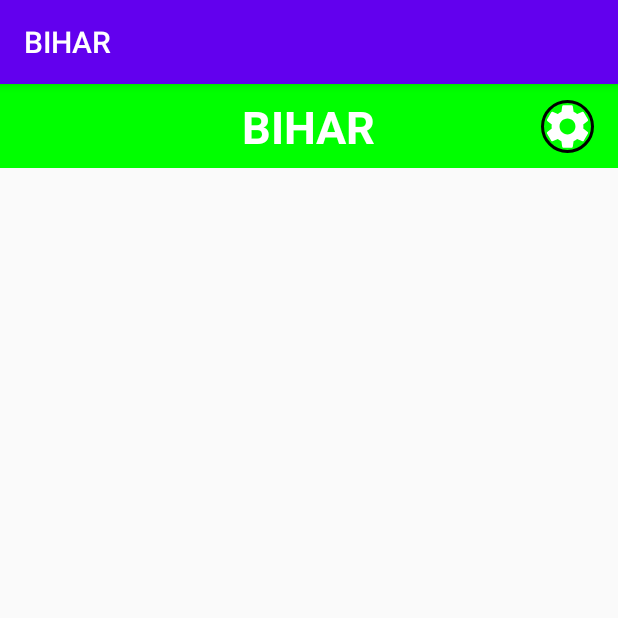
After one commit to CristianVM/BIHAR, an Android app: the fragment ToolBar shown on its own in the app's theme, on a phone screen of 412 x 824 dp, the top half of it. The commit adds this screen. Run offline under Robolectric (Android 15) with nearby library versions, the phone set to English and light mode, and no system bars; our stand-ins replace CircleImageView.

Commit message:
Creación del proyecto.

```diff
--- a/app/build.gradle
+++ b/app/build.gradle
@@ -28,7 +28,9 @@ dependencies {
 
     implementation 'androidx.appcompat:appcompat:1.1.0'
     implementation 'androidx.constraintlayout:constraintlayout:1.1.3'
+    implementation 'androidx.legacy:legacy-support-v4:1.0.0'
     testImplementation 'junit:junit:4.12'
     androidTestImplementation 'androidx.test.ext:junit:1.1.1'
     androidTestImplementation 'androidx.test.espresso:espresso-core:3.2.0'
+    implementation 'de.hdodenhof:circleimageview:3.1.0'
 }
--- /dev/null
+++ b/app/src/main/java/com/example/bihar/ToolBar.java
@@ -0,0 +1,35 @@
+package com.example.bihar;
+
+import android.os.Bundle;
+
+import androidx.fragment.app.Fragment;
+
+import android.view.LayoutInflater;
+import android.view.View;
+import android.view.ViewGroup;
+
+
+/**
+ * A simple {@link Fragment} subclass.
+ * Use the {@link ToolBar#newInstance} factory method to
+ * create an instance of this fragment.
+ */
+public class ToolBar extends Fragment {
+
+    public ToolBar() {
+        // Required empty public constructor
+    }
+
+
+    @Override
+    public void onCreate(Bundle savedInstanceState) {
+        super.onCreate(savedInstanceState);
+    }
+
+    @Override
+    public View onCreateView(LayoutInflater inflater, ViewGroup container,
+                             Bundle savedInstanceState) {
+        // Inflate the layout for this fragment
+        return inflater.inflate(R.layout.fragment_toolbar, container, false);
+    }
+}
--- /dev/null
+++ b/app/src/main/res/drawable/ic_settings.xml
@@ -0,0 +1,9 @@
+<vector xmlns:android="http://schemas.android.com/apk/res/android"
+    android:width="30dp"
+    android:height="30dp"
+    android:viewportWidth="24"
+    android:viewportHeight="24">
+  <path
+      android:pathData="M19.14,12.94c0.04,-0.3 0.06,-0.61 0.06,-0.94c0,-0.32 -0.02,-0.64 -0.07,-0.94l2.03,-1.58c0.18,-0.14 0.23,-0.41 0.12,-0.61l-1.92,-3.32c-0.12,-0.22 -0.37,-0.29 -0.59,-0.22l-2.39,0.96c-0.5,-0.38 -1.03,-0.7 -1.62,-0.94L14.4,2.81c-0.04,-0.24 -0.24,-0.41 -0.48,-0.41h-3.84c-0.24,0 -0.43,0.17 -0.47,0.41L9.25,5.35C8.66,5.59 8.12,5.92 7.63,6.29L5.24,5.33c-0.22,-0.08 -0.47,0 -0.59,0.22L2.74,8.87C2.62,9.08 2.66,9.34 2.86,9.48l2.03,1.58C4.84,11.36 4.8,11.69 4.8,12s0.02,0.64 0.07,0.94l-2.03,1.58c-0.18,0.14 -0.23,0.41 -0.12,0.61l1.92,3.32c0.12,0.22 0.37,0.29 0.59,0.22l2.39,-0.96c0.5,0.38 1.03,0.7 1.62,0.94l0.36,2.54c0.05,0.24 0.24,0.41 0.48,0.41h3.84c0.24,0 0.44,-0.17 0.47,-0.41l0.36,-2.54c0.59,-0.24 1.13,-0.56 1.62,-0.94l2.39,0.96c0.22,0.08 0.47,0 0.59,-0.22l1.92,-3.32c0.12,-0.22 0.07,-0.47 -0.12,-0.61L19.14,12.94zM12,15.6c-1.98,0 -3.6,-1.62 -3.6,-3.6s1.62,-3.6 3.6,-3.6s3.6,1.62 3.6,3.6S13.98,15.6 12,15.6z"
+      android:fillColor="#FFFFFF"/>
+</vector>
--- /dev/null
+++ b/app/src/main/res/layout/fragment_toolbar.xml
@@ -0,0 +1,38 @@
+<?xml version="1.0" encoding="utf-8"?>
+<androidx.constraintlayout.widget.ConstraintLayout xmlns:android="http://schemas.android.com/apk/res/android"
+    xmlns:app="http://schemas.android.com/apk/res-auto"
+    xmlns:tools="http://schemas.android.com/tools"
+    android:layout_width="match_parent"
+    android:layout_height="?attr/actionBarSize"
+    android:background="@color/verde"
+    tools:context=".ToolBar">
+
+    <TextView
+        android:id="@+id/textView"
+        android:layout_width="wrap_content"
+        android:layout_height="wrap_content"
+        android:text="@string/app_name"
+        android:textColor="@color/blanco"
+        android:textSize="30sp"
+        android:textStyle="bold"
+        app:layout_constraintBottom_toBottomOf="parent"
+        app:layout_constraintEnd_toEndOf="parent"
+        app:layout_constraintStart_toStartOf="parent"
+        app:layout_constraintTop_toTopOf="parent" />
+
+    <de.hdodenhof.circleimageview.CircleImageView
+        android:id="@+id/imgAjustes"
+        android:layout_width="35dp"
+        android:layout_height="35dp"
+        android:layout_gravity="center"
+        android:src="@drawable/ic_settings"
+        app:civ_border_width="2dp"
+        app:civ_circle_background_color="@color/naranja"
+        app:layout_constraintBottom_toBottomOf="parent"
+        app:layout_constraintEnd_toEndOf="parent"
+        app:layout_constraintHorizontal_bias="0.957"
+        app:layout_constraintStart_toStartOf="parent"
+        app:layout_constraintTop_toTopOf="parent" />
+
+
+</androidx.constraintlayout.widget.ConstraintLayout>
--- a/app/src/main/res/values/colors.xml
+++ b/app/src/main/res/values/colors.xml
@@ -3,4 +3,9 @@
     <color name="colorPrimary">#6200EE</color>
     <color name="colorPrimaryDark">#3700B3</color>
     <color name="colorAccent">#03DAC5</color>
+    <color name="verde">#00FF00</color>
+    <color name="naranja">#000000</color>
+    <color name="blanco">#ffffff</color>
+    <color name="gris">#000000</color>
+    <color name="negro">#000000</color>
 </resources>
--- a/app/src/main/res/values/strings.xml
+++ b/app/src/main/res/values/strings.xml
@@ -1,3 +1,6 @@
 <resources>
     <string name="app_name">BIHAR</string>
+
+
+
 </resources>
```
